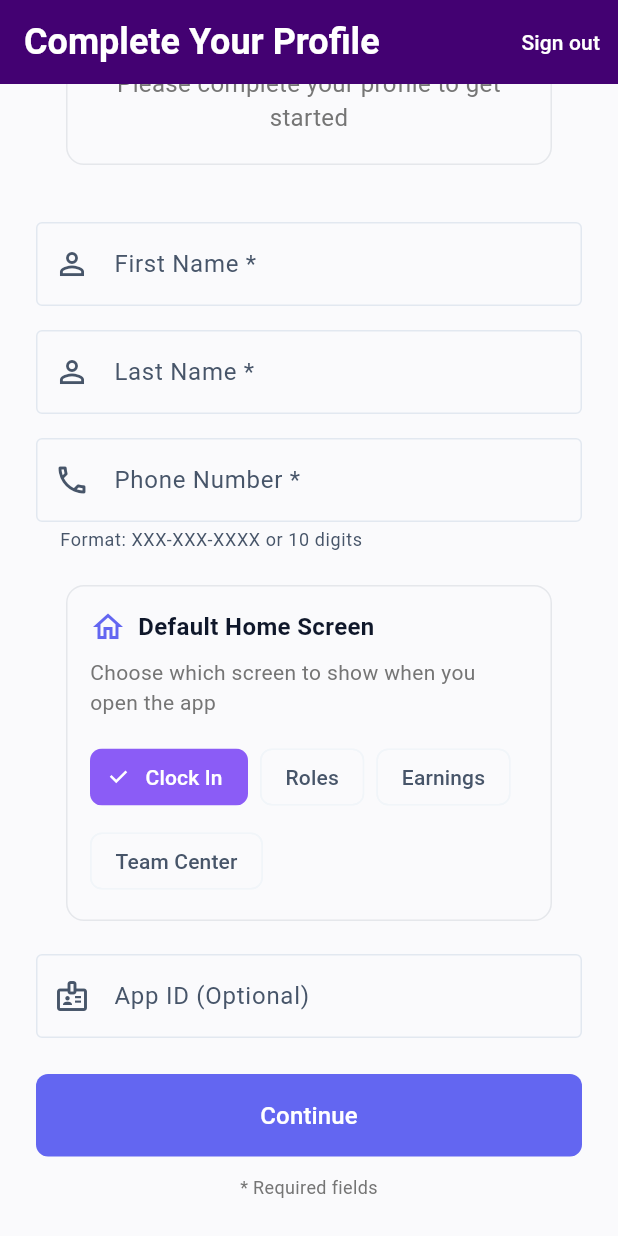
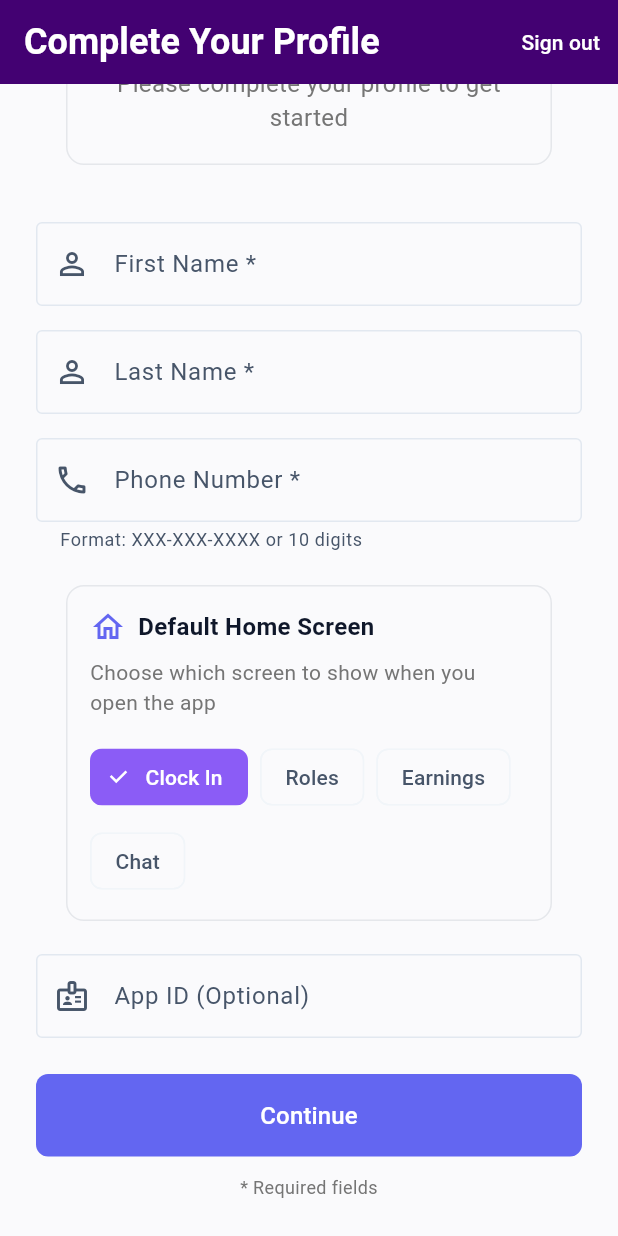
Before and after one commit to juanse07/nexastaffside, a Flutter app: the _OnboardingScreen screen opened directly with empty values, scrolled down 168 dp, on a phone screen of 412 x 824 dp. Run offline on Flutter 3.47's test engine with Material 3 defaults, Android fonts, the phone set to English and light mode, and no system bars; our stand-ins replace flutter_dotenv, flutter_map, flutter_secure_storage, geocoding, geolocator, google_sign_in and 6 more; missing offline and left inert: apple_maps_flutter; accounts and stored records are empty; network calls fail.

Commit message:
Change default tab option from Team Center to Chat in onboarding
🤖 Generated with [Claude Code](https://claude.com/claude-code)

Co-Authored-By: Claude <noreply@anthropic.com>

```diff
--- a/frontend/lib/pages/staff_onboarding_page.dart
+++ b/frontend/lib/pages/staff_onboarding_page.dart
@@ -176,7 +176,7 @@ class _OnboardingScreenState extends State<_OnboardingScreen> {
 
   bool _saving = false;
   String? _error;
-  int _selectedDefaultTab = 0; // 0=Clock In, 1=Roles, 2=Earnings, 3=Team Center
+  int _selectedDefaultTab = 0; // 0=Clock In, 1=Roles, 2=Earnings, 3=Chat
 
   @override
   void initState() {
@@ -449,7 +449,7 @@ class _OnboardingScreenState extends State<_OnboardingScreen> {
                             },
                           ),
                           ChoiceChip(
-                            label: const Text('Team Center'),
+                            label: const Text('Chat'),
                             selected: _selectedDefaultTab == 3,
                             onSelected: (selected) {
                               if (selected) {
```
